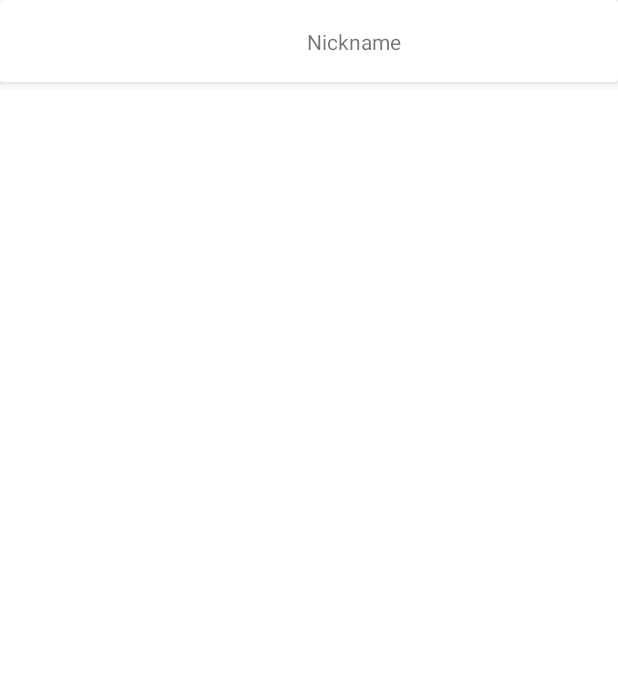
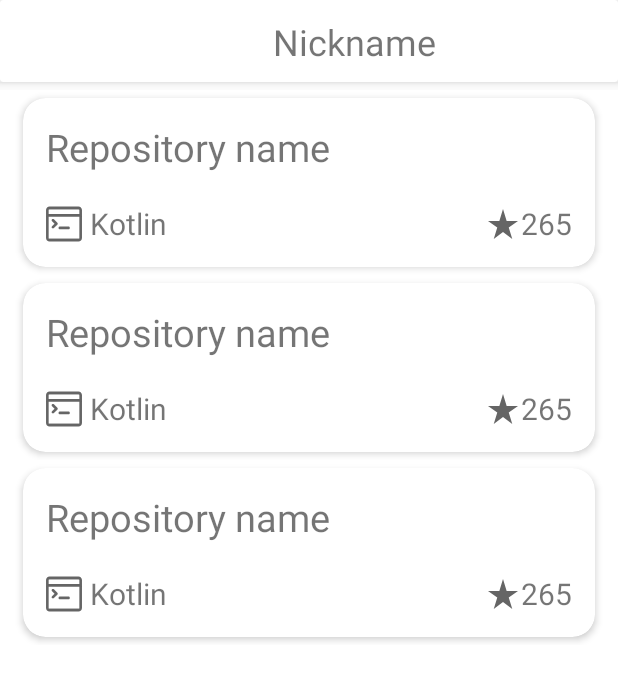
Before and after one commit to BohdanStarunskyi/Githubber, an Android app: the layout fragment_detail.xml on its own in the app's theme, with its tools: preview values and no code run, on a phone screen of 412 x 824 dp. Shown: the top 681 px of the screen. Run offline under Robolectric (Android 15) with nearby library versions, the phone set to English and light mode, and no system bars.

```diff
--- /dev/null
+++ b/app/src/main/java/com/example/testtask/ui/detail/interfaces/DetailRVOnClick.kt
@@ -0,0 +1,5 @@
+package com.example.testtask.ui.detail.interfaces
+
+interface DetailRVOnClick {
+    fun openUrl(url: String)
+}
--- a/app/src/main/java/com/example/testtask/ui/main/MainFragment.kt
+++ b/app/src/main/java/com/example/testtask/ui/main/MainFragment.kt
@@ -10,11 +10,11 @@ import androidx.navigation.findNavController
 import com.example.testtask.R
 import com.example.testtask.databinding.FragmentMainBinding
 import com.example.testtask.ui.main.adapter.MainRecyclerViewAdapter
-import com.example.testtask.ui.main.interfaces.RecyclerViewOnClick
+import com.example.testtask.ui.main.interfaces.MainRVOnClick
 import dagger.hilt.android.AndroidEntryPoint
 
 @AndroidEntryPoint
-class MainFragment : Fragment(), RecyclerViewOnClick {
+class MainFragment : Fragment(), MainRVOnClick {
     private lateinit var binding: FragmentMainBinding
     private lateinit var mainViewModel: MainViewModel
     private val bundle = Bundle()
--- a/app/src/main/java/com/example/testtask/ui/main/adapter/MainRecyclerViewAdapter.kt
+++ b/app/src/main/java/com/example/testtask/ui/main/adapter/MainRecyclerViewAdapter.kt
@@ -16,8 +16,8 @@ class MainRecyclerViewAdapter (private val userModel: UserModel?, private val ma
     RecyclerView.Adapter<MainRecyclerViewAdapter.ViewHolder>() {
 
     class ViewHolder(view: View) : RecyclerView.ViewHolder(view) {
-        val nickname: TextView = view.findViewById(R.id.nickname)
-        val profilePicture: ImageView = view.findViewById(R.id.profile_picture)
+        val nickname: TextView = view.findViewById(R.id.tv_nickname)
+        val profilePicture: ImageView = view.findViewById(R.id.iv_profile_picture)
     }
 
 
--- a/app/src/main/java/com/example/testtask/ui/main/interfaces/RecyclerViewOnClick.kt
+++ b/app/src/main/java/com/example/testtask/ui/main/interfaces/MainRVOnClick.kt
@@ -1,5 +1,5 @@
 package com.example.testtask.ui.main.interfaces
 
-interface RecyclerViewOnClick {
+interface MainRVOnClick {
     fun onClick(nickname: String, profilePicture: String)
 }
--- /dev/null
+++ b/app/src/main/res/drawable/ic_programming_language.xml
@@ -0,0 +1,9 @@
+<vector android:height="24dp" android:viewportHeight="592.02" android:tint="#656565"
+    android:viewportWidth="592.02" android:width="24dp" xmlns:android="http://schemas.android.com/apk/res/android">
+    <path android:fillColor="#FF000000" android:pathData="M228.47,381.2h141.58c11.83,0 21.42,-9.59 21.42,-21.42c0,-11.83 -9.59,-21.42 -21.42,-21.42H228.47c-11.83,0 -21.42,9.59 -21.42,21.42C207.05,371.61 216.64,381.2 228.47,381.2z"/>
+    <path android:fillColor="#FF000000" android:pathData="M370.05,381.7H228.47c-12.09,0 -21.92,-9.83 -21.92,-21.92s9.83,-21.92 21.92,-21.92h141.58c12.09,0 21.92,9.83 21.92,21.92S382.14,381.7 370.05,381.7zM228.47,338.86c-11.53,0 -20.92,9.39 -20.92,20.92c0,11.54 9.39,20.92 20.92,20.92h141.58c11.53,0 20.92,-9.39 20.92,-20.92c0,-11.53 -9.39,-20.92 -20.92,-20.92H228.47z"/>
+    <path android:fillColor="#FF000000" android:pathData="M99.6,362.87c4.18,4.18 9.66,6.27 15.15,6.27c5.48,0 10.96,-2.09 15.15,-6.27l56.7,-56.7c4.21,-4.21 6.3,-9.74 6.27,-15.26c0.03,-5.52 -2.06,-11.05 -6.27,-15.26l-56.7,-56.7c-8.36,-8.37 -21.93,-8.36 -30.29,0c-8.36,8.36 -8.36,21.93 0,30.29l41.66,41.66l-41.66,41.66C91.23,340.94 91.23,354.51 99.6,362.87z"/>
+    <path android:fillColor="#FF000000" android:pathData="M114.74,369.64c-5.85,0 -11.36,-2.28 -15.5,-6.42c-4.14,-4.14 -6.42,-9.65 -6.42,-15.5c0,-5.85 2.28,-11.36 6.42,-15.5l41.31,-41.31l-41.31,-41.31c-8.55,-8.55 -8.55,-22.45 0,-31c4.14,-4.14 9.65,-6.42 15.5,-6.42s11.36,2.28 15.5,6.42l56.7,56.7c4.17,4.17 6.45,9.71 6.42,15.61c0.03,5.89 -2.25,11.44 -6.42,15.61l-56.7,56.7C126.1,367.36 120.6,369.64 114.74,369.64zM114.74,213.19c-5.59,0 -10.84,2.18 -14.79,6.13c-8.16,8.16 -8.16,21.43 0,29.58l42.02,42.02l-42.02,42.02c-3.95,3.95 -6.13,9.2 -6.13,14.79s2.18,10.84 6.13,14.79c3.95,3.95 9.2,6.13 14.79,6.13c5.59,0 10.84,-2.18 14.79,-6.13l56.7,-56.7c3.98,-3.98 6.15,-9.27 6.13,-14.9c0.03,-5.64 -2.15,-10.93 -6.13,-14.9l-56.7,-56.7C125.58,215.36 120.33,213.19 114.74,213.19z"/>
+    <path android:fillColor="#FF000000" android:pathData="M0.5,524.86c0,32.06 26.08,58.14 58.14,58.14h474.74c32.06,0 58.14,-26.08 58.14,-58.14V67.16c0,-32.06 -26.08,-58.14 -58.14,-58.14H58.64C26.58,9.02 0.5,35.1 0.5,67.16V524.86zM548.68,524.86c0,8.45 -6.85,15.3 -15.3,15.3H58.64c-8.45,0 -15.3,-6.85 -15.3,-15.3V175.48h505.34V524.86zM43.34,67.16c0,-8.45 6.85,-15.3 15.3,-15.3h474.74c8.45,0 15.3,6.85 15.3,15.3v65.48H43.34V67.16z"/>
+    <path android:fillColor="#FF000000" android:pathData="M533.38,583.5H58.64c-32.33,0 -58.64,-26.31 -58.64,-58.64V67.16C0,34.83 26.31,8.52 58.64,8.52h474.74c32.33,0 58.64,26.31 58.64,58.64v457.7C592.02,557.19 565.71,583.5 533.38,583.5zM58.64,9.52C26.86,9.52 1,35.38 1,67.16v457.7c0,31.78 25.86,57.64 57.64,57.64h474.74c31.78,0 57.64,-25.86 57.64,-57.64V67.16c0,-31.78 -25.86,-57.64 -57.64,-57.64H58.64zM533.38,540.66H58.64c-8.71,0 -15.8,-7.09 -15.8,-15.8V174.98h506.34v349.87C549.18,533.57 542.09,540.66 533.38,540.66zM43.84,175.98v348.87c0,8.16 6.64,14.8 14.8,14.8h474.74c8.16,0 14.8,-6.64 14.8,-14.8V175.98H43.84zM549.18,133.14H42.84V67.16c0,-8.71 7.09,-15.8 15.8,-15.8h474.74c8.71,0 15.8,7.09 15.8,15.8V133.14zM43.84,132.14h504.34V67.16c0,-8.16 -6.64,-14.8 -14.8,-14.8H58.64c-8.16,0 -14.8,6.64 -14.8,14.8V132.14z"/>
+</vector>
--- /dev/null
+++ b/app/src/main/res/drawable/ic_star.xml
@@ -0,0 +1,5 @@
+<vector android:height="24dp" android:tint="#656565"
+    android:viewportHeight="24" android:viewportWidth="24"
+    android:width="24dp" xmlns:android="http://schemas.android.com/apk/res/android">
+    <path android:fillColor="@android:color/white" android:pathData="M14.43,10l-2.43,-8l-2.43,8l-7.57,0l6.18,4.41l-2.35,7.59l6.17,-4.69l6.18,4.69l-2.35,-7.59l6.17,-4.41z"/>
+</vector>
--- a/app/src/main/res/layout/fragment_detail.xml
+++ b/app/src/main/res/layout/fragment_detail.xml
@@ -8,22 +8,25 @@
 
     <androidx.constraintlayout.widget.ConstraintLayout
         android:id="@+id/toolbar"
-        android:elevation="10dp"
         android:layout_width="match_parent"
         android:layout_height="60dp"
+        android:elevation="10dp"
         app:layout_constraintEnd_toEndOf="parent"
         app:layout_constraintStart_toStartOf="parent"
         app:layout_constraintTop_toTopOf="parent">
+
         <androidx.cardview.widget.CardView
+            android:layout_width="match_parent"
+            android:layout_height="match_parent"
             android:layout_marginBottom="5dp"
-            app:cardElevation="5dp"
-            android:layout_width="match_parent"
-            android:layout_height="match_parent">
+            app:cardElevation="5dp">
+
             <androidx.constraintlayout.widget.ConstraintLayout
                 android:layout_width="match_parent"
                 android:layout_height="match_parent">
+
                 <ImageView
-                    android:id="@+id/profile_picture"
+                    android:id="@+id/iv_profile_picture"
                     android:layout_width="60dp"
                     android:layout_height="60dp"
                     app:layout_constraintBottom_toBottomOf="parent"
@@ -31,13 +34,14 @@
                     app:layout_constraintTop_toTopOf="parent" />
 
                 <TextView
-                    android:id="@+id/username"
+                    android:id="@+id/tv_username"
                     android:layout_width="wrap_content"
                     android:layout_height="wrap_content"
                     android:text="@string/nickname"
+                    android:textSize="24sp"
                     app:layout_constraintBottom_toBottomOf="parent"
                     app:layout_constraintEnd_toEndOf="parent"
-                    app:layout_constraintStart_toEndOf="@+id/profile_picture"
+                    app:layout_constraintStart_toEndOf="@+id/iv_profile_picture"
                     app:layout_constraintTop_toTopOf="parent" />
             </androidx.constraintlayout.widget.ConstraintLayout>
         </androidx.cardview.widget.CardView>
@@ -48,9 +52,11 @@
         android:id="@+id/rv_detail"
         android:layout_width="match_parent"
         android:layout_height="0dp"
+        app:layoutManager="androidx.recyclerview.widget.LinearLayoutManager"
         app:layout_constraintBottom_toBottomOf="parent"
         app:layout_constraintEnd_toEndOf="parent"
         app:layout_constraintStart_toStartOf="parent"
-        app:layout_constraintTop_toBottomOf="@+id/toolbar" />
+        app:layout_constraintTop_toBottomOf="@+id/toolbar"
+        tools:listitem="@layout/repository_item" />
 
 </androidx.constraintlayout.widget.ConstraintLayout>
--- /dev/null
+++ b/app/src/main/res/layout/repository_item.xml
@@ -0,0 +1,77 @@
+<?xml version="1.0" encoding="utf-8"?>
+<androidx.constraintlayout.widget.ConstraintLayout xmlns:android="http://schemas.android.com/apk/res/android"
+    xmlns:app="http://schemas.android.com/apk/res-auto"
+    android:layout_width="match_parent"
+    android:layout_height="wrap_content">
+
+    <com.google.android.material.card.MaterialCardView
+        android:layout_width="match_parent"
+        android:layout_height="wrap_content"
+        android:layout_marginHorizontal="15dp"
+        android:layout_marginVertical="5dp"
+        app:cardCornerRadius="15dp"
+        app:cardElevation="3dp"
+        app:layout_constraintBottom_toBottomOf="parent"
+        app:layout_constraintEnd_toEndOf="parent"
+        app:layout_constraintStart_toStartOf="parent"
+        app:layout_constraintTop_toTopOf="parent">
+
+        <androidx.constraintlayout.widget.ConstraintLayout
+            android:id="@+id/constraint_container"
+            android:layout_width="match_parent"
+            android:layout_height="match_parent"
+            android:layout_margin="15dp">
+
+            <TextView
+                android:id="@+id/tv_repository_name"
+                android:layout_width="wrap_content"
+                android:layout_height="wrap_content"
+                android:text="@string/repository_name"
+                android:textSize="25sp"
+                app:layout_constraintStart_toStartOf="parent"
+                app:layout_constraintTop_toTopOf="parent" />
+
+            <ImageView
+                android:id="@+id/programming_lang_icon"
+                android:layout_width="wrap_content"
+                android:layout_height="wrap_content"
+                android:src="@drawable/ic_programming_language"
+                app:layout_constraintBottom_toBottomOf="@+id/tv_programming_language"
+                app:layout_constraintEnd_toStartOf="@+id/tv_programming_language"
+                app:layout_constraintStart_toStartOf="parent"
+                app:layout_constraintTop_toTopOf="@+id/tv_programming_language" />
+
+            <TextView
+                android:layout_marginHorizontal="5dp"
+                android:id="@+id/tv_programming_language"
+                android:layout_width="wrap_content"
+                android:layout_height="wrap_content"
+                android:layout_marginTop="20dp"
+                android:text="@string/kotlin"
+                android:textSize="20sp"
+                app:layout_constraintStart_toEndOf="@id/programming_lang_icon"
+                app:layout_constraintTop_toBottomOf="@id/tv_repository_name" />
+
+            <ImageView
+                android:id="@+id/star_icon"
+                android:layout_width="wrap_content"
+                android:layout_height="wrap_content"
+                android:src="@drawable/ic_star"
+                app:layout_constraintBottom_toBottomOf="@+id/tv_star_count"
+                app:layout_constraintEnd_toStartOf="@+id/tv_star_count"
+                app:layout_constraintTop_toTopOf="@+id/tv_star_count" />
+
+            <TextView
+                android:id="@+id/tv_star_count"
+                android:layout_width="wrap_content"
+                android:layout_height="wrap_content"
+                android:text="@string/text_placeholder"
+                android:textSize="20sp"
+                app:layout_constraintBottom_toBottomOf="parent"
+                app:layout_constraintEnd_toEndOf="parent" />
+
+        </androidx.constraintlayout.widget.ConstraintLayout>
+    </com.google.android.material.card.MaterialCardView>
+
+
+</androidx.constraintlayout.widget.ConstraintLayout>
--- a/app/src/main/res/values-night/themes.xml
+++ b/app/src/main/res/values-night/themes.xml
@@ -1,6 +1,6 @@
 <resources xmlns:tools="http://schemas.android.com/tools">
     <!-- Base application theme. -->
-    <style name="Theme.TestTask" parent="Theme.MaterialComponents.DayNight.DarkActionBar">
+    <style name="Theme.TestTask" parent="Theme.MaterialComponents.DayNight.NoActionBar">
         <!-- Primary brand color. -->
         <item name="colorPrimary">@color/purple_200</item>
         <item name="colorPrimaryVariant">@color/purple_700</item>
--- a/app/src/main/res/values/strings.xml
+++ b/app/src/main/res/values/strings.xml
@@ -4,4 +4,8 @@
     <string name="hello_blank_fragment">Hello blank fragment</string>
     <string name="nickname">Nickname</string>
     <string name="username">username</string>
+    <string name="repository_name">Repository name</string>
+    <string name="date">07.06.2022</string>
+    <string name="text_placeholder">265</string>
+    <string name="kotlin">Kotlin</string>
 </resources>
--- a/app/src/main/res/values/themes.xml
+++ b/app/src/main/res/values/themes.xml
@@ -1,6 +1,6 @@
 <resources xmlns:tools="http://schemas.android.com/tools">
     <!-- Base application theme. -->
-    <style name="Theme.TestTask" parent="Theme.MaterialComponents.DayNight.DarkActionBar">
+    <style name="Theme.TestTask" parent="Theme.MaterialComponents.DayNight.NoActionBar">
         <!-- Primary brand color. -->
         <item name="colorPrimary">@color/purple_500</item>
         <item name="colorPrimaryVariant">@color/purple_700</item>
```
Also changed, not shown: app/src/main/java/com/example/testtask/ui/detail/DetailFragment.kt (+27 -3 lines), app/src/main/java/com/example/testtask/ui/detail/DetailViewModel.kt (added, +40 -0 lines), app/src/main/java/com/example/testtask/ui/detail/adapter/DetailRecyclerViewAdapter.kt (added, +47 -0 lines), app/src/main/res/layout/user_item.xml (+5 -4 lines).
